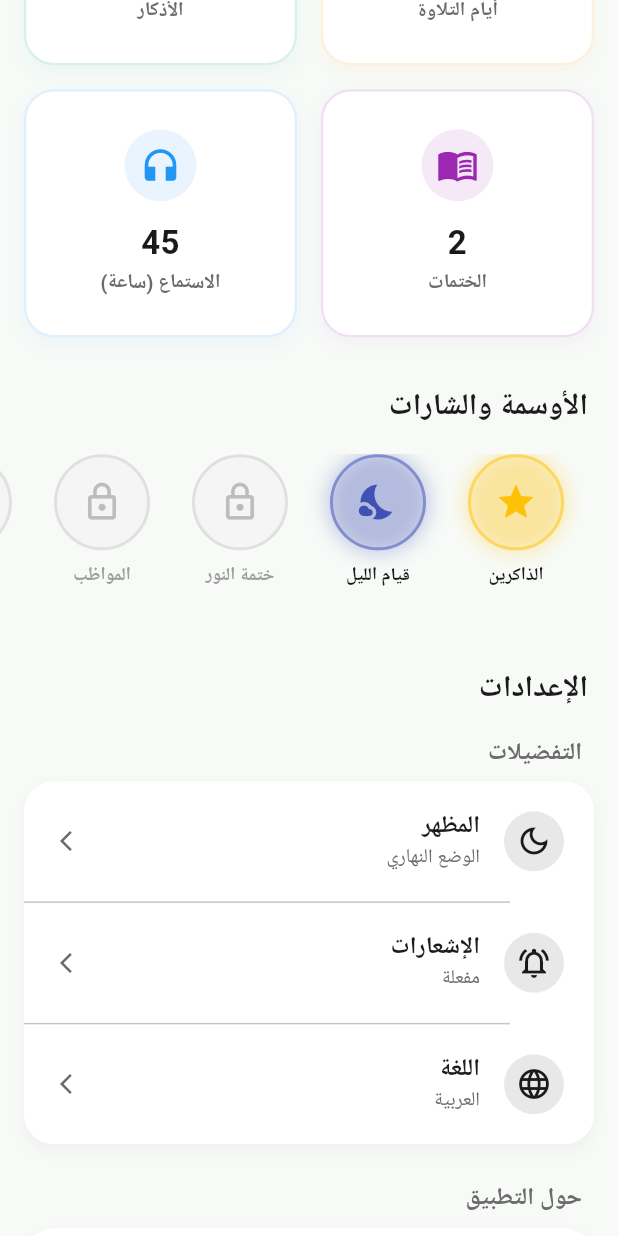
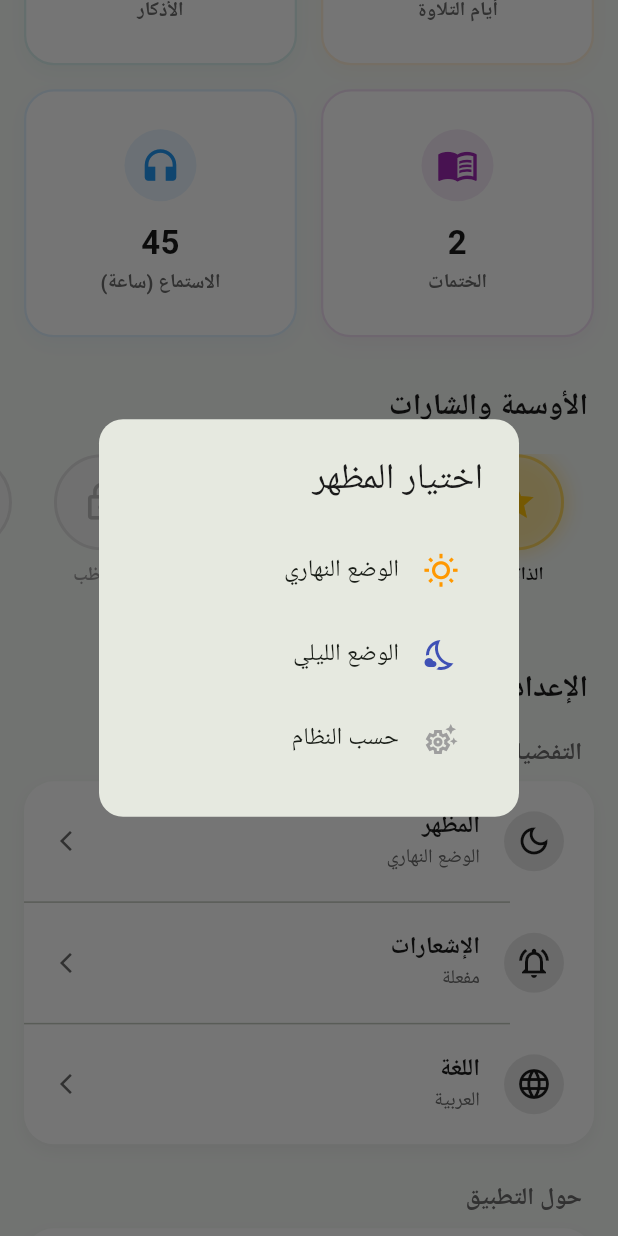
Before and after one commit to osamasanad2/Sanad_islamic_app, a Flutter app: the ProfileScreen screen opened directly, scrolled down 576 dp, after a tap on "المظهر", on a phone screen of 412 x 824 dp. Run offline on Flutter 3.47's test engine with Material 3 defaults, Android fonts, the phone set to English and light mode, and no system bars; drawn by our look-alikes of flutter_animate; our stand-ins replace adhan, carousel_slider, flutter_riverpod, geolocator, go_router, hijri and 2 more; accounts and stored records are empty; Roboto replaces fonts that are missing (Cairo).

Commit message:
feat: implement preferences settings actions (stage 1)

```diff
--- a/lib/features/profile/presentation/screens/profile_screen.dart
+++ b/lib/features/profile/presentation/screens/profile_screen.dart
@@ -474,21 +474,28 @@ class ProfileScreen extends ConsumerWidget {
               title: 'المظهر',
               subtitle: 'الوضع النهاري',
               icon: Icons.dark_mode_outlined,
-              onTap: () {},
+              onTap: () => _showThemeDialog(context),
             ),
             const Divider(height: 1, indent: 56),
             _buildSettingsTile(
               title: 'الإشعارات',
               subtitle: 'مفعلة',
               icon: Icons.notifications_active_outlined,
-              onTap: () {},
+              onTap: () {
+                ScaffoldMessenger.of(context).showSnackBar(
+                  const SnackBar(
+                    content: Text('تم الانتقال لإعدادات الإشعارات'),
+                    backgroundColor: AppColors.primary,
+                  ),
+                );
+              },
             ),
             const Divider(height: 1, indent: 56),
             _buildSettingsTile(
               title: 'اللغة',
               subtitle: 'العربية',
               icon: Icons.language,
-              onTap: () {},
+              onTap: () => _showLanguageDialog(context),
             ),
           ],
         ),
@@ -608,4 +615,58 @@ class ProfileScreen extends ConsumerWidget {
       onTap: onTap,
     );
   }
+
+  void _showThemeDialog(BuildContext context) {
+    showDialog(
+      context: context,
+      builder: (context) => AlertDialog(
+        title: const Text('اختيار المظهر', style: TextStyle(color: AppColors.textPrimary)),
+        shape: RoundedRectangleBorder(borderRadius: BorderRadius.circular(16)),
+        content: Column(
+          mainAxisSize: MainAxisSize.min,
+          children: [
+            ListTile(
+              leading: const Icon(Icons.wb_sunny_outlined, color: Colors.orange),
+              title: const Text('الوضع النهاري'),
+              onTap: () => Navigator.pop(context),
+            ),
+            ListTile(
+              leading: const Icon(Icons.nights_stay_outlined, color: Colors.indigo),
+              title: const Text('الوضع الليلي'),
+              onTap: () => Navigator.pop(context),
+            ),
+            ListTile(
+              leading: const Icon(Icons.settings_suggest_outlined, color: Colors.grey),
+              title: const Text('حسب النظام'),
+              onTap: () => Navigator.pop(context),
+            ),
+          ],
+        ),
+      ),
+    );
+  }
+
+  void _showLanguageDialog(BuildContext context) {
+    showDialog(
+      context: context,
+      builder: (context) => AlertDialog(
+        title: const Text('اختيار اللغة', style: TextStyle(color: AppColors.textPrimary)),
+        shape: RoundedRectangleBorder(borderRadius: BorderRadius.circular(16)),
+        content: Column(
+          mainAxisSize: MainAxisSize.min,
+          children: [
+            ListTile(
+              title: const Text('العربية'),
+              trailing: const Icon(Icons.check, color: AppColors.primary),
+              onTap: () => Navigator.pop(context),
+            ),
+            ListTile(
+              title: const Text('English'),
+              onTap: () => Navigator.pop(context),
+            ),
+          ],
+        ),
+      ),
+    );
+  }
 }
```
